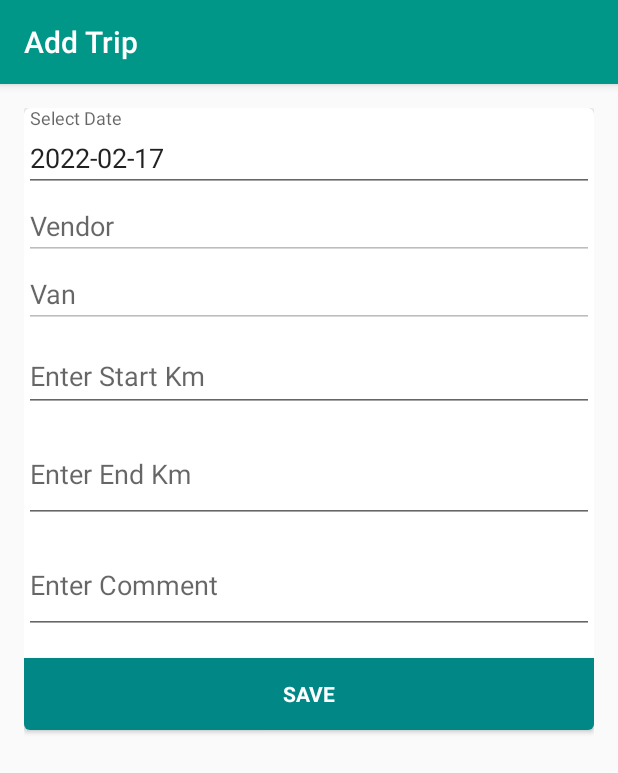
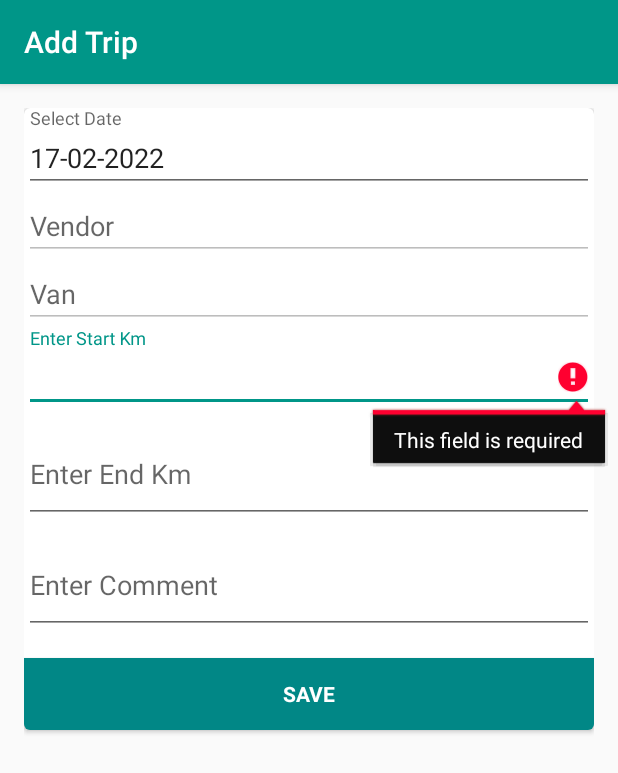
Before and after one commit to rutuja-dhore/attendance-app, an Android app: the AddAttendance screen opened directly, with no data from a screen before it, after a tap on "SAVE", on a phone screen of 412 x 824 dp. Shown: the top 773 px of the screen. Run offline under Robolectric (Android 15) with nearby library versions, the phone set to English and light mode, and no system bars; our stand-ins replace Volley; 2 statements that could not run were skipped.

```diff
--- a/app/src/main/java/attendance/enterprise/com/enterpriseattendance/AddAttendance.java
+++ b/app/src/main/java/attendance/enterprise/com/enterpriseattendance/AddAttendance.java
@@ -2,20 +2,15 @@ package attendance.enterprise.com.enterpriseattendance;
 
 import android.app.DatePickerDialog;
 import android.content.Intent;
-import android.graphics.Color;
 import android.os.Bundle;
 import android.text.TextUtils;
 import android.view.Menu;
 import android.view.MenuInflater;
 import android.view.MenuItem;
 import android.view.View;
-import android.widget.AdapterView;
-import android.widget.ArrayAdapter;
 import android.widget.Button;
 import android.widget.DatePicker;
 import android.widget.EditText;
-import android.widget.Spinner;
-import android.widget.TextView;
 import android.widget.Toast;
 
 import androidx.appcompat.app.ActionBar;
@@ -26,17 +21,12 @@ import com.android.volley.Request;
 import com.android.volley.Response;
 import com.android.volley.VolleyError;
 import com.android.volley.toolbox.JsonObjectRequest;
-import com.android.volley.toolbox.StringRequest;
 
-import org.json.JSONArray;
 import org.json.JSONException;
 import org.json.JSONObject;
 
-import java.text.SimpleDateFormat;
-import java.util.ArrayList;
 import java.util.Calendar;
 import java.util.Date;
-import java.util.List;
 
 public class AddAttendance extends AppCompatActivity implements View.OnClickListener {
 
@@ -51,7 +41,7 @@ public class AddAttendance extends AppCompatActivity implements View.OnClickList
     Attendance attendanceObject;
 
     Button buttonSave, buttonUpdate;
-    EditText txtFirstName1, txtDate1, txtStartKm1, txtEndKm1, txtDisel1, txtComment1, txtVan1, txtVendor1;
+    EditText txtFirstName1, txtDate1, txtStartKm1, txtEndKm1, txtTotalKm1, txtComment1, txtVan1, txtVendor1;
     User userObject = null;
 
 
@@ -87,7 +77,7 @@ public class AddAttendance extends AppCompatActivity implements View.OnClickList
         txtStartKm1 = (EditText) findViewById(R.id.editTextStartKm1);
         txtEndKm1 = (EditText) findViewById(R.id.editTextEndKm1);
 
-        txtDisel1 = (EditText) findViewById(R.id.editTextDisel1);
+        txtTotalKm1 = (EditText) findViewById(R.id.editTextTotalKm1);
         txtFirstName1 = (EditText) findViewById(R.id.editTextFirstName1);
         txtComment1 = (EditText) findViewById(R.id.editTextComment1);
         txtVan1 = (EditText) findViewById(R.id.editTextVan1);
@@ -104,7 +94,7 @@ public class AddAttendance extends AppCompatActivity implements View.OnClickList
             txtDate1.setText(Helper.formatter.format(attendanceObject.getDate()));
             txtStartKm1.setText(String.valueOf(attendanceObject.getStartKm()));
             txtEndKm1.setText(String.valueOf(attendanceObject.getEndKm()));
-            txtDisel1.setText(String.valueOf(attendanceObject.getDisel()));
+            txtTotalKm1.setText(String.valueOf(attendanceObject.getTotalKm()));
             txtVan1.setText(attendanceObject.getVan().getNumber());
             txtVendor1.setText(attendanceObject.getVendor().getName());
             txtComment1.setText(attendanceObject.getComment());
@@ -129,12 +119,6 @@ public class AddAttendance extends AppCompatActivity implements View.OnClickList
 
     @Override
     public boolean onPrepareOptionsMenu(Menu menu) {
-        if (attendanceObject != null) {
-            menu.findItem(R.id.itemEdit).setVisible(true);
-            if (userObject != null && userObject.getRole().contains("ROLE_ADMIN")) {
-                menu.findItem(R.id.itemDelete).setVisible(true);
-            }
-        }
         return true;
     }
 
@@ -148,22 +132,12 @@ public class AddAttendance extends AppCompatActivity implements View.OnClickList
     public boolean onOptionsItemSelected(MenuItem item) {
         switch (item.getItemId()) {
             case R.id.itemEdit:
-                ActionBar actionBar = getSupportActionBar(); // or getActionBar();
-                getSupportActionBar().setTitle("Edit Trip"); // set the top title
-                cardAdd.setVisibility(View.INVISIBLE);
-                cardDetails.setVisibility(View.INVISIBLE);
-                updateEndKm.setText(txtEndKm1.getText());
-                cardEdit.setVisibility(View.VISIBLE);
-
                 item.setVisible(false);
                 return true;
 
-//            case R.id.itemDelete:
-//                Toast.makeText(getApplicationContext(), "delete Menu", Toast.LENGTH_SHORT).show();
-//                item.setVisible(false);
-//                Van vanObject = (Van) getIntent().getSerializableExtra("van");
-//                deleteVan(vanObject.getId());
-//                return true;
+           case R.id.itemDelete:
+                item.setVisible(false);
+                return true;
 
             default:
                 // If we got here, the user's action was not recognized.
@@ -180,6 +154,19 @@ public class AddAttendance extends AppCompatActivity implements View.OnClickList
             txtDate.requestFocus();
             return false;
         }
+
+        if (TextUtils.isEmpty(txtStartKm.getText())) {
+            txtStartKm.setError(getString(R.string.error_field_required));
+            txtStartKm.requestFocus();
+            return false;
+        }
+
+        if (TextUtils.isEmpty(txtEndKm.getText())) {
+            txtEndKm.setError(getString(R.string.error_field_required));
+            txtEndKm.requestFocus();
+            return false;
+        }
+
 
         if (!TextUtils.isEmpty(txtEndKm.getText()) && !TextUtils.isEmpty(txtStartKm.getText())) {
             if (Double.parseDouble(txtStartKm.getText().toString()) >= Double.parseDouble(txtEndKm.getText().toString())) {
--- a/app/src/main/java/attendance/enterprise/com/enterpriseattendance/Helper.java
+++ b/app/src/main/java/attendance/enterprise/com/enterpriseattendance/Helper.java
@@ -8,7 +8,7 @@ import java.util.HashSet;
 
 public class Helper {
 
-    public static SimpleDateFormat formatter = new SimpleDateFormat("yyyy-MM-dd");
+    public static SimpleDateFormat formatter = new SimpleDateFormat("dd-MM-yyyy");
 
     public static Date getFirstDateOfMonth(Date date){
         Calendar cal = Calendar.getInstance();
@@ -28,4 +28,5 @@ public class Helper {
                 sp.getString("vendor", ""));
     }
 
+
 }
--- a/app/src/main/res/layout/activity_add_attendance.xml
+++ b/app/src/main/res/layout/activity_add_attendance.xml
@@ -51,22 +51,6 @@
                 android:maxLines="1"
                 android:singleLine="true" />
 
-        </com.google.android.material.textfield.TextInputLayout>
-
-        <com.google.android.material.textfield.TextInputLayout
-
-            android:layout_width="match_parent"
-            android:layout_height="wrap_content">
-
-            <EditText
-                android:id="@+id/updateDisel"
-                android:layout_width="match_parent"
-                android:layout_height="wrap_content"
-                android:hint="Enter Disel"
-                android:imeActionId="6"
-                android:inputType="number|numberDecimal"
-                android:maxLines="1"
-                android:singleLine="true" />
         </com.google.android.material.textfield.TextInputLayout>
 
         <Button
@@ -332,7 +316,7 @@
                     android:layout_height="wrap_content">
 
                     <EditText
-                        android:id="@+id/editTextDisel1"
+                        android:id="@+id/editTextTotalKm1"
                         android:layout_width="match_parent"
                         android:layout_height="wrap_content"
                         android:enabled="false"
--- a/app/src/main/res/layout/activity_add_fuel.xml
+++ b/app/src/main/res/layout/activity_add_fuel.xml
@@ -77,7 +77,7 @@
                         android:layout_height="wrap_content"
                         android:hint="Amount"
                         android:imeActionId="6"
-                        android:inputType="number"
+                        android:inputType="numberDecimal"
                         android:maxLines="1"
                         android:singleLine="true" />
                 </com.google.android.material.textfield.TextInputLayout>
@@ -91,7 +91,7 @@
                         android:id="@+id/editTextType"
                         android:layout_width="match_parent"
                         android:layout_height="63dp"
-                        android:hint="Enter Type"
+                        android:hint="Enter CNG/Petrol/Disel"
                         android:singleLine="true" />
 
                 </com.google.android.material.textfield.TextInputLayout>
@@ -175,7 +175,7 @@
                         android:layout_width="match_parent"
                         android:layout_height="wrap_content"
                         android:enabled="false"
-                        android:hint="Type"
+                        android:hint="CNG/Petrol/Disel"
                         android:imeActionId="6"
                         android:inputType="number"
                         android:maxLines="1"
```
Also changed, not shown: app/src/main/java/attendance/enterprise/com/enterpriseattendance/AddFuelActivity.java (+15 -20 lines), app/src/main/java/attendance/enterprise/com/enterpriseattendance/AddUserActivity.java (+33 -5 lines), app/src/main/java/attendance/enterprise/com/enterpriseattendance/AttendanceActivity.java (+43 -87 lines), 132 other files.
